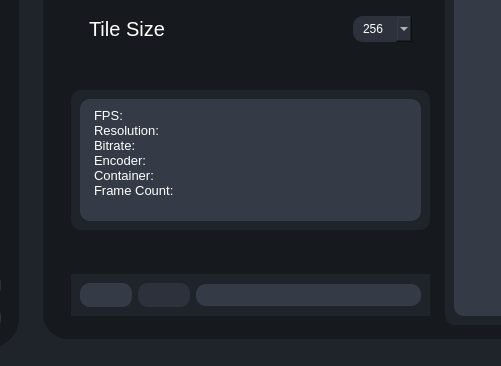
This is testRVEInterface.ui in TNTwise/Rife-ESRGAN-App-Linux-QT as Qt 5 draws it before an edit; both pictures show x 87 to 588 and y 456 to 822 of the 893 by 822 pixel window. The edited form follows.
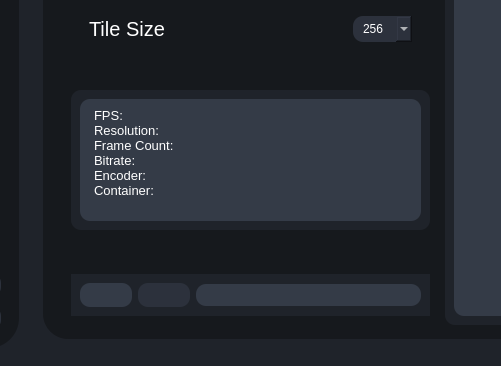
This is the edited form. The open tabs and pages were chosen to show the change. Icons and pictures are not drawn.

Commit message: update frame count

The edit to the form file:
```diff
--- a/testRVEInterface.ui
+++ b/testRVEInterface.ui
@@ -932,10 +932,10 @@
 &lt;/style&gt;&lt;/head&gt;&lt;body style=&quot; font-family:'Noto Sans'; font-size:10pt; font-weight:400; font-style:normal;&quot;&gt;
 &lt;p style=&quot; margin-top:0px; margin-bottom:0px; margin-left:0px; margin-right:0px; -qt-block-indent:0; text-indent:0px;&quot;&gt;&lt;span style=&quot; font-family:'Sans Serif';&quot;&gt;FPS:&lt;/span&gt;&lt;/p&gt;
 &lt;p style=&quot; margin-top:0px; margin-bottom:0px; margin-left:0px; margin-right:0px; -qt-block-indent:0; text-indent:0px;&quot;&gt;&lt;span style=&quot; font-family:'Sans Serif';&quot;&gt;Resolution:&lt;/span&gt;&lt;/p&gt;
+&lt;p style=&quot; margin-top:0px; margin-bottom:0px; margin-left:0px; margin-right:0px; -qt-block-indent:0; text-indent:0px;&quot;&gt;&lt;span style=&quot; font-family:'Sans Serif';&quot;&gt;Frame Count:&lt;/span&gt;&lt;/p&gt;
 &lt;p style=&quot; margin-top:0px; margin-bottom:0px; margin-left:0px; margin-right:0px; -qt-block-indent:0; text-indent:0px;&quot;&gt;&lt;span style=&quot; font-family:'Sans Serif';&quot;&gt;Bitrate:&lt;/span&gt;&lt;/p&gt;
 &lt;p style=&quot; margin-top:0px; margin-bottom:0px; margin-left:0px; margin-right:0px; -qt-block-indent:0; text-indent:0px;&quot;&gt;&lt;span style=&quot; font-family:'Sans Serif';&quot;&gt;Encoder:&lt;/span&gt;&lt;/p&gt;
-&lt;p style=&quot; margin-top:0px; margin-bottom:0px; margin-left:0px; margin-right:0px; -qt-block-indent:0; text-indent:0px;&quot;&gt;&lt;span style=&quot; font-family:'Sans Serif';&quot;&gt;Container:&lt;/span&gt;&lt;/p&gt;
-&lt;p style=&quot; margin-top:0px; margin-bottom:0px; margin-left:0px; margin-right:0px; -qt-block-indent:0; text-indent:0px;&quot;&gt;&lt;span style=&quot; font-family:'Sans Serif';&quot;&gt;Frame Count:&lt;/span&gt;&lt;/p&gt;&lt;/body&gt;&lt;/html&gt;</string>
+&lt;p style=&quot; margin-top:0px; margin-bottom:0px; margin-left:0px; margin-right:0px; -qt-block-indent:0; text-indent:0px;&quot;&gt;&lt;span style=&quot; font-family:'Sans Serif';&quot;&gt;Container:&lt;/span&gt;&lt;/p&gt;&lt;/body&gt;&lt;/html&gt;</string>
                       </property>
                      </widget>
                     </item>
```
Left out of the diff: 5 changed lines with no effect on the pictures. The commit also changes 1 other file.
